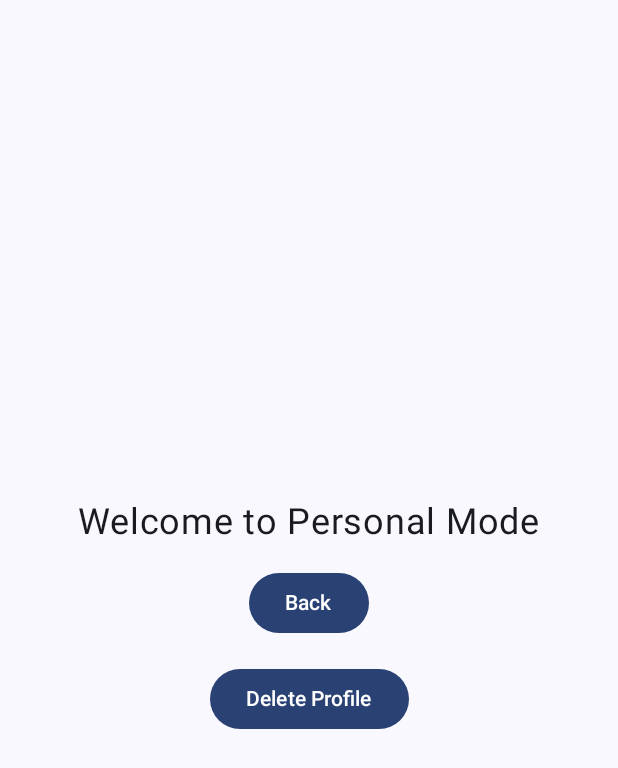
After one commit to sansfork/TimeKeepingApp, an Android app built with Jetpack Compose: the ProfileScreen screen opened through its navigation route, on a phone screen of 412 x 824 dp. The commit adds this screen. Shown: the top 768 px of the screen. Run offline under Robolectric (Android 15) with nearby library versions, the phone set to English and light mode, and no system bars.

Commit message:
Navigation To & From New ProfileScreen

```diff
--- a/app/build.gradle.kts
+++ b/app/build.gradle.kts
@@ -54,6 +54,7 @@ dependencies {
     implementation(libs.androidx.compose.ui.graphics)
     implementation(libs.androidx.compose.ui.tooling.preview)
     implementation(libs.androidx.compose.material3)
+    implementation(libs.androidx.compose.foundation.layout)
     testImplementation(libs.junit)
     androidTestImplementation(libs.androidx.junit)
     androidTestImplementation(libs.androidx.espresso.core)
--- a/app/src/main/java/com/example/timekeepingapp/MainActivity.kt
+++ b/app/src/main/java/com/example/timekeepingapp/MainActivity.kt
@@ -78,7 +78,8 @@ fun MyApp(viewStopwatch: StopwatchViewModel, viewTimer: TimerViewModel) {
         }
         composable("groupscreen") {
             GroupScreen(
-                {navController.navigate("choicescreen")}
+                {navController.navigate("choicescreen")},
+                {navController.navigate("profilescreen")}
             )
         }
         composable("personalscreen") {
@@ -88,5 +89,10 @@ fun MyApp(viewStopwatch: StopwatchViewModel, viewTimer: TimerViewModel) {
                 viewTimer
             )
         }
+        composable("profilescreen") {
+            ProfileScreen(
+                {navController.navigate("groupscreen")}
+            )
+        }
     }
 }
--- /dev/null
+++ b/app/src/main/java/com/example/timekeepingapp/ProfileScreen.kt
@@ -0,0 +1,53 @@
+package com.example.timekeepingapp
+
+import android.widget.Toast
+import androidx.compose.foundation.layout.Arrangement
+import androidx.compose.foundation.layout.Column
+import androidx.compose.foundation.layout.Spacer
+import androidx.compose.foundation.layout.fillMaxSize
+import androidx.compose.foundation.layout.height
+import androidx.compose.foundation.layout.padding
+import androidx.compose.material3.Button
+import androidx.compose.material3.Text
+import androidx.compose.runtime.Composable
+import androidx.compose.ui.Alignment
+import androidx.compose.ui.Modifier
+import androidx.compose.ui.platform.LocalContext
+import androidx.compose.ui.tooling.preview.Preview
+import androidx.compose.ui.unit.dp
+import androidx.compose.ui.unit.sp
+
+@Composable
+fun ProfileScreen(navigationToGroupScreen:() -> Unit) {
+
+    val activityContext = LocalContext.current
+
+    Column(
+        modifier = Modifier.fillMaxSize().padding(16.dp),
+        verticalArrangement = Arrangement.Center,
+        horizontalAlignment = Alignment.CenterHorizontally
+    ) {
+        Text("Welcome to Personal Mode", fontSize = 24.sp)
+        Spacer(modifier = Modifier.height(16.dp))
+        Button(onClick = {
+            navigationToGroupScreen()
+        }) {
+            Text("Back")
+        }
+        Spacer(modifier = Modifier.height(16.dp))
+        Button(onClick = {
+            Toast.makeText(activityContext,
+                "Oopsies! You can't delete profiles yet! " +
+                        "(˶˃\uD800\uDCF7˂˶) (˶˃\uD800\uDCF7˂˶) (˶˃\uD800\uDCF7˂˶) (˶˃\uD800\uDCF7˂˶)",
+                Toast.LENGTH_LONG).show()
+        }) {
+            Text("Delete Profile")
+        }
+    }
+}
+
+@Preview(showBackground = true)
+@Composable
+fun ProfilePreview() {
+    ProfileScreen({})
+}
--- a/gradle/libs.versions.toml
+++ b/gradle/libs.versions.toml
@@ -8,6 +8,7 @@ espressoCore = "3.7.0"
 lifecycleRuntimeKtx = "2.10.0"
 activityCompose = "1.12.0"
 composeBom = "2024.09.00"
+foundationLayout = "1.10.0"
 
 [libraries]
 androidx-core-ktx = { group = "androidx.core", name = "core-ktx", version.ref = "coreKtx" }
@@ -24,6 +25,7 @@ androidx-compose-ui-tooling-preview = { group = "androidx.compose.ui", name = "u
 androidx-compose-ui-test-manifest = { group = "androidx.compose.ui", name = "ui-test-manifest" }
 androidx-compose-ui-test-junit4 = { group = "androidx.compose.ui", name = "ui-test-junit4" }
 androidx-compose-material3 = { group = "androidx.compose.material3", name = "material3" }
+androidx-compose-foundation-layout = { group = "androidx.compose.foundation", name = "foundation-layout", version.ref = "foundationLayout" }
 
 [plugins]
 android-application = { id = "com.android.application", version.ref = "agp" }
```
Also changed, not shown: app/src/main/java/com/example/timekeepingapp/GroupScreen.kt (+67 -62 lines).
